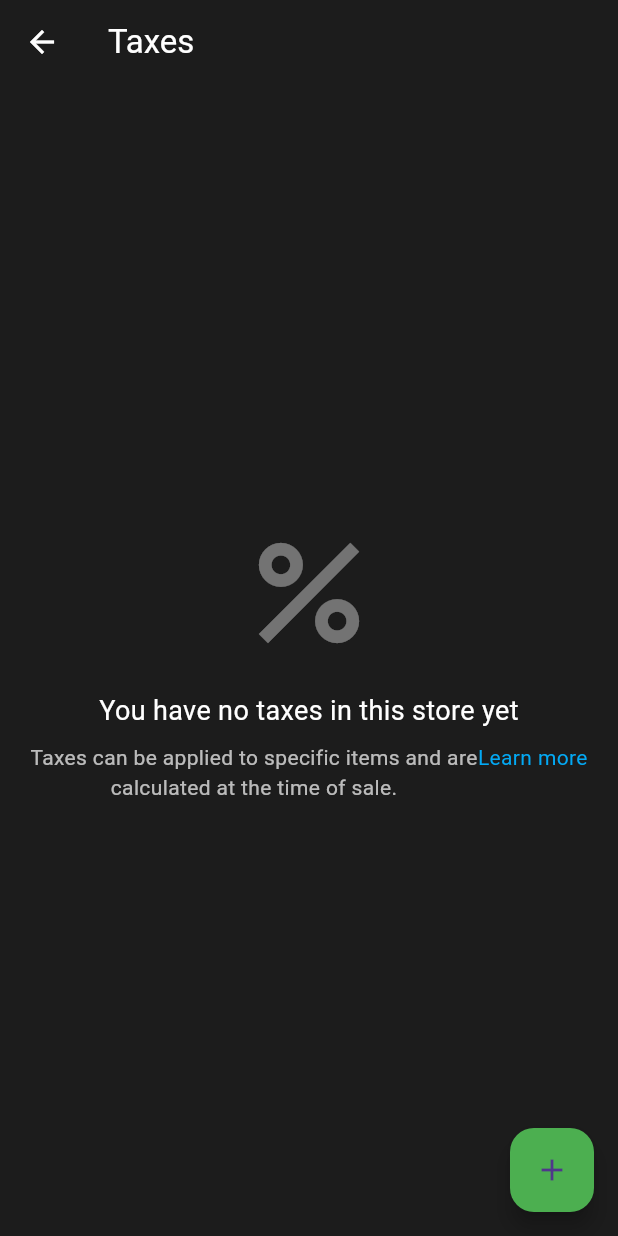
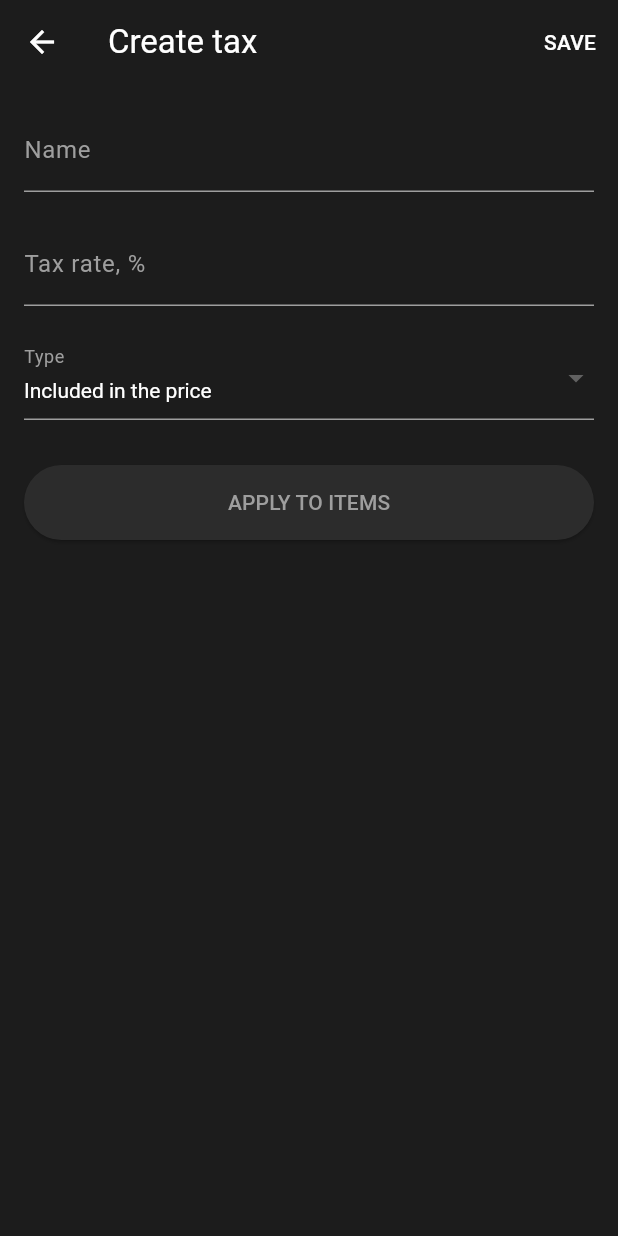
Before and after one commit to Theprovat/RETAIL-MAN-POS, a Flutter app: the TaxesScreen screen opened directly, after a tap on the "add" icon, on a phone screen of 412 x 824 dp. Run offline on Flutter 3.47's test engine with Material 3 defaults, Android fonts, the phone set to English and light mode, and no system bars; our stand-ins replace image_picker.

Commit message:
third commit

```diff
--- /dev/null
+++ b/lib/screens/CreateTaxScreen.dart
@@ -0,0 +1,103 @@
+import 'package:flutter/material.dart';
+
+class CreateTaxScreen extends StatefulWidget {
+  const CreateTaxScreen({super.key});
+
+  @override
+  State<CreateTaxScreen> createState() => _CreateTaxScreenState();
+}
+
+class _CreateTaxScreenState extends State<CreateTaxScreen> {
+  final TextEditingController _nameController = TextEditingController();
+  final TextEditingController _rateController = TextEditingController();
+  String selectedType = 'Included in the price';
+
+  final List<String> taxTypes = [
+    'Included in the price',
+    'Added to the price',
+  ];
+
+  @override
+  Widget build(BuildContext context) {
+    return Scaffold(
+      backgroundColor: const Color(0xFF1C1C1C),
+      appBar: AppBar(
+        backgroundColor: const Color(0xFF1C1C1C),
+        iconTheme: const IconThemeData(color: Colors.white),
+        title: const Text('Create tax', style: TextStyle(color: Colors.white)),
+        actions: [
+          TextButton(
+            onPressed: () {
+              // Save action here
+            },
+            child: const Text('SAVE', style: TextStyle(color: Colors.white)),
+          ),
+        ],
+      ),
+      body: Padding(
+        padding: const EdgeInsets.all(16.0),
+        child: Column(
+          children: [
+            TextField(
+              controller: _nameController,
+              style: const TextStyle(color: Colors.white),
+              decoration: const InputDecoration(
+                labelText: 'Name',
+                labelStyle: TextStyle(color: Colors.grey),
+                enabledBorder:
+                    UnderlineInputBorder(borderSide: BorderSide(color: Colors.grey)),
+              ),
+            ),
+            const SizedBox(height: 20),
+            TextField(
+              controller: _rateController,
+              keyboardType: TextInputType.numberWithOptions(decimal: true),
+              style: const TextStyle(color: Colors.white),
+              decoration: const InputDecoration(
+                labelText: 'Tax rate, %',
+                labelStyle: TextStyle(color: Colors.grey),
+                enabledBorder:
+                    UnderlineInputBorder(borderSide: BorderSide(color: Colors.grey)),
+              ),
+            ),
+            const SizedBox(height: 20),
+            DropdownButtonFormField<String>(
+              value: selectedType,
+              dropdownColor: const Color(0xFF2C2C2C),
+              decoration: const InputDecoration(
+                labelText: 'Type',
+                labelStyle: TextStyle(color: Colors.grey),
+                enabledBorder:
+                    UnderlineInputBorder(borderSide: BorderSide(color: Colors.grey)),
+              ),
+              style: const TextStyle(color: Colors.white),
+              onChanged: (value) {
+                setState(() {
+                  selectedType = value!;
+                });
+              },
+              items: taxTypes.map((String type) {
+                return DropdownMenuItem<String>(
+                  value: type,
+                  child: Text(type),
+                );
+              }).toList(),
+            ),
+            const SizedBox(height: 30),
+            ElevatedButton(
+              onPressed: () {
+                // Apply to items logic
+              },
+              style: ElevatedButton.styleFrom(
+                backgroundColor: const Color(0xFF2C2C2C),
+                padding: const EdgeInsets.symmetric(vertical: 14),
+                minimumSize: const Size.fromHeight(50),
+              ),
+              child: const Text('APPLY TO ITEMS', style: TextStyle(color: Colors.grey)),
+            ),
+          ],
+        ),
+      ),
+    );
+  }
+}
--- a/lib/screens/TaxesScreen.dart
+++ b/lib/screens/TaxesScreen.dart
@@ -1,4 +1,5 @@
 import 'package:flutter/material.dart';
+import 'package:pos/screens/CreateTaxScreen.dart';
 
 class TaxesScreen extends StatelessWidget {
   const TaxesScreen({super.key});
@@ -47,13 +48,17 @@ class TaxesScreen extends StatelessWidget {
           ],
         ),
       ),
-      floatingActionButton: FloatingActionButton(
-        backgroundColor: Colors.green,
-        child: const Icon(Icons.add),
-        onPressed: () {
-          // Handle adding a new tax
-        },
-      ),
+     floatingActionButton: FloatingActionButton(
+  onPressed: () {
+    Navigator.push(
+      context,
+      MaterialPageRoute(builder: (context) => const CreateTaxScreen()),
+    );
+  },
+  backgroundColor: Colors.green,
+  child: const Icon(Icons.add),
+),
+
     );
   }
 }
```
Also changed, not shown: lib/main.dart (+9 -23 lines), lib/screens/all_items_screen.dart (+14 -1 lines), lib/screens/all_modifier_screen.dart (+8 -0 lines), pubspec.yaml (+3 -4 lines), lib/assets/images/retail-pos.jpg (added).
